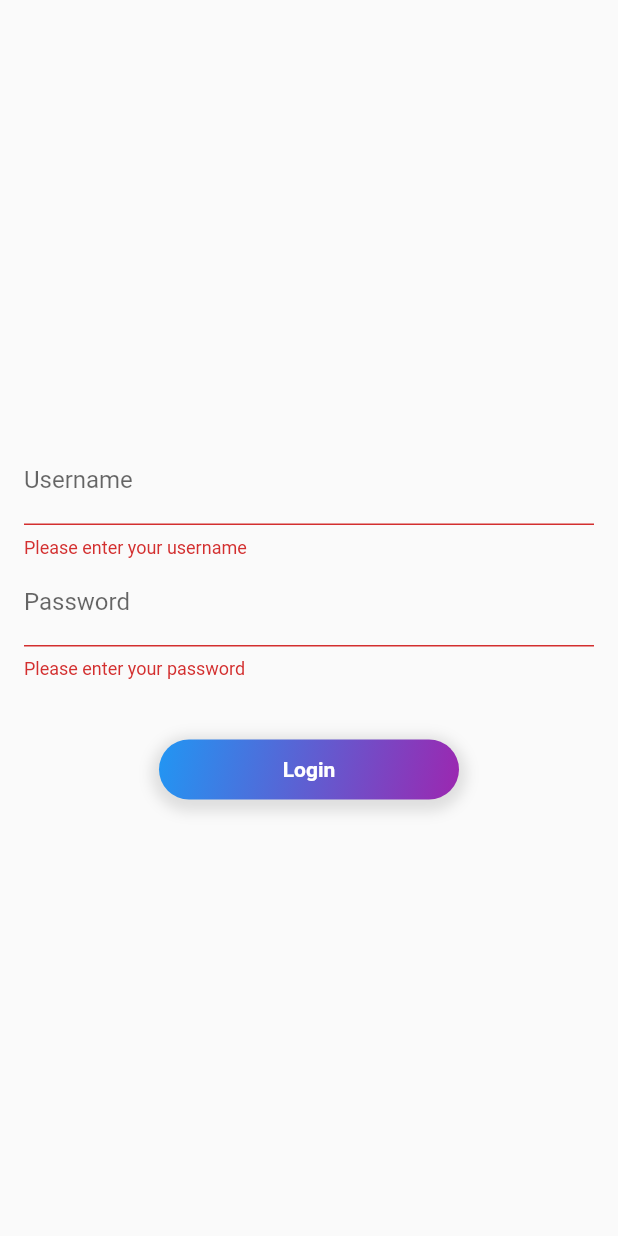
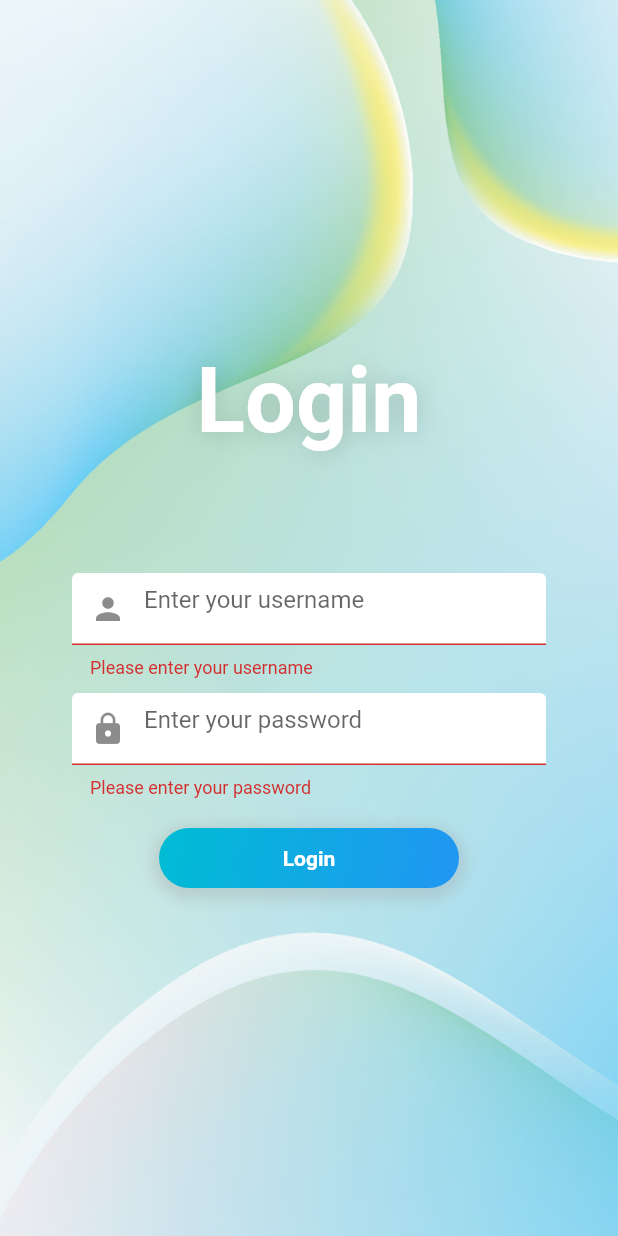
Before and after one commit to naphucco/flutter_training, a Flutter app: the screen it shows after launch, after a tap on "Login", on a phone screen of 412 x 824 dp. Run offline on Flutter 3.47's test engine with Material 2 defaults, Android fonts, the phone set to English and light mode, and no system bars; missing offline and left inert: control_style.

Commit message:
Custom style

```diff
--- /dev/null
+++ b/lib/extra/constants.dart
@@ -0,0 +1,3 @@
+class Constants {
+  static String loginBackground = 'assets/images/login_bg.jpg';
+}
--- a/lib/main.dart
+++ b/lib/main.dart
@@ -11,9 +11,7 @@ class MyApp extends StatelessWidget {
   @override
   Widget build(BuildContext context) {
     return MaterialApp(
-      theme: ThemeData(
-        primarySwatch: Colors.blue,
-      ),
+      theme: ThemeData(primarySwatch: Colors.blue),
       home: const LoginPage(),
     );
   }
--- /dev/null
+++ b/lib/models/list_item.dart
@@ -0,0 +1,6 @@
+class ListItem {
+  final String title;
+  final String subtitle;
+
+  ListItem(this.title, this.subtitle);
+}
--- a/lib/screens/login_page.dart
+++ b/lib/screens/login_page.dart
@@ -1,4 +1,6 @@
+import 'package:control_style/control_style.dart';
 import 'package:flutter/material.dart';
+import 'package:my_project_name/screens/selection_module_page.dart';
 
 class LoginPage extends StatefulWidget {
   const LoginPage({super.key});
@@ -21,9 +23,12 @@ class LoginPageState extends State<LoginPage> {
 
   void _login() {
     if (_formKey.currentState!.validate()) {
-      // Perform login action
-      ScaffoldMessenger.of(context).showSnackBar(
-        const SnackBar(content: Text('Logging in...')),
+      // Navigate to SelectionModuleScreen
+      Navigator.push(
+        context,
+        MaterialPageRoute(
+          builder: (context) => const SelectionModuleScreen(),
+        ),
       );
     }
   }
@@ -31,16 +36,65 @@ class LoginPageState extends State<LoginPage> {
   @override
   Widget build(BuildContext context) {
     return Scaffold(
-      body: Padding(
+        body: Container(
+            decoration: const BoxDecoration(
+              image: DecorationImage(
+                image: AssetImage("assets/images/login_bg.jpg"), // Your background image asset
+                fit: BoxFit.cover, // Make sure the image covers the whole container
+              ),
+            ),
+            child: Padding(
               padding: const EdgeInsets.all(16.0),
+              child: Theme(
+                data: Theme.of(context).copyWith(
+                  // use https://pub.dev/packages/control_style/install
+                  // to add shadow not effect validator text
+                  inputDecorationTheme: InputDecorationTheme(
+                    filled: true, // Fill the background with color
+                    fillColor: Colors.white, // Set the fill color to white
+                    border: DecoratedInputBorder(
+                      child: OutlineInputBorder(
+                        borderRadius: BorderRadius.circular(30),
+                        borderSide: BorderSide.none,
+                      ),
+                      shadow: [
+                        BoxShadow(
+                          color: Colors.grey.withOpacity(0.3),
+                          spreadRadius: 5,
+                          blurRadius: 7,
+                          offset: const Offset(0, 3),
+                        ),
+                      ],
+                    ),
+                  ),
+                ),
                 child: Form(
                   key: _formKey,
                   child: Column(
                     mainAxisAlignment: MainAxisAlignment.center,
                     children: <Widget>[
-              TextFormField(
+                      const SizedBox(
+                          height: 150.0,
+                          child: Text(
+                            'Login',
+                            style: TextStyle(
+                              fontFamily: 'Roboto', // Replace with your desired font family
+                              fontSize: 60.0,
+                              fontWeight: FontWeight.bold,
+                              color: Colors.white,
+                              shadows: [
+                                Shadow(
+                                  offset: Offset(1, 1),
+                                  blurRadius: 20,
+                                  color: Color.fromARGB(40, 0, 0, 0),
+                                ),
+                              ],
+                            ),
+                          )),
+                      _buildFormField(
                         controller: _usernameController,
-                decoration: InputDecoration(labelText: 'Username'),
+                        hintText: 'Enter your username',
+                        icon: Icons.person,
                         validator: (value) {
                           if (value == null || value.isEmpty) {
                             return 'Please enter your username';
@@ -48,9 +102,10 @@ class LoginPageState extends State<LoginPage> {
                           return null;
                         },
                       ),
-              TextFormField(
+                      _buildFormField(
                         controller: _passwordController,
-                decoration: InputDecoration(labelText: 'Password'),
+                        hintText: 'Enter your password',
+                        icon: Icons.lock,
                         obscureText: true,
                         validator: (value) {
                           if (value == null || value.isEmpty) {
@@ -59,7 +114,7 @@ class LoginPageState extends State<LoginPage> {
                           return null;
                         },
                       ),
-              const SizedBox(height: 40),
+                      const SizedBox(height: 10),
                       // Gradient login button
                       Container(
                         width: 200,
@@ -68,7 +123,7 @@ class LoginPageState extends State<LoginPage> {
                           gradient: const LinearGradient(
                             begin: Alignment.topLeft,
                             end: Alignment.bottomRight,
-                    colors: [Colors.blue, Colors.purple],
+                            colors: [Colors.cyan, Colors.blue],
                           ),
                           borderRadius: BorderRadius.circular(30),
                           boxShadow: [
@@ -101,6 +156,31 @@ class LoginPageState extends State<LoginPage> {
                   ),
                 ),
               ),
+            )));
+  }
+
+  Widget _buildFormField({
+    required TextEditingController controller,
+    required String hintText,
+    required IconData icon,
+    bool obscureText = false,
+    required String? Function(String?) validator,
+  }) {
+    return SizedBox(
+      height: 80, // Fix heiht to make it not change, when show error
+      child: Padding(
+        padding: const EdgeInsets.symmetric(horizontal: 32.0), // Adjust horizontal padding as needed
+        child: TextFormField(
+          controller: controller,
+          decoration: InputDecoration(
+            hintText: hintText,
+            contentPadding: const EdgeInsets.symmetric(vertical: 8.0, horizontal: 12.0),
+            prefixIcon: Icon(icon),
+          ),
+          obscureText: obscureText,
+          validator: validator,
+        ),
+      ),
     );
   }
 }
--- a/pubspec.yaml
+++ b/pubspec.yaml
@@ -35,6 +35,7 @@ dependencies:
   # The following adds the Cupertino Icons font to your application.
   # Use with the CupertinoIcons class for iOS style icons.
   cupertino_icons: ^1.0.2
+  control_style: ^0.1.0
 
 dev_dependencies:
   flutter_test:
@@ -62,6 +63,8 @@ flutter:
   # assets:
   #   - images/a_dot_burr.jpeg
   #   - images/a_dot_ham.jpeg
+  assets:
+    - assets/images/login_bg.jpg
 
   # An image asset can refer to one or more resolution-specific "variants", see
   # https://flutter.dev/assets-and-images/#resolution-aware
```
Also changed, not shown: lib/screens/selection_module_page.dart (added, +58 -0 lines), assets/images/login_bg.jpg (added), pubspec.lock. Lines whose indentation alone changed are shown as unchanged.
